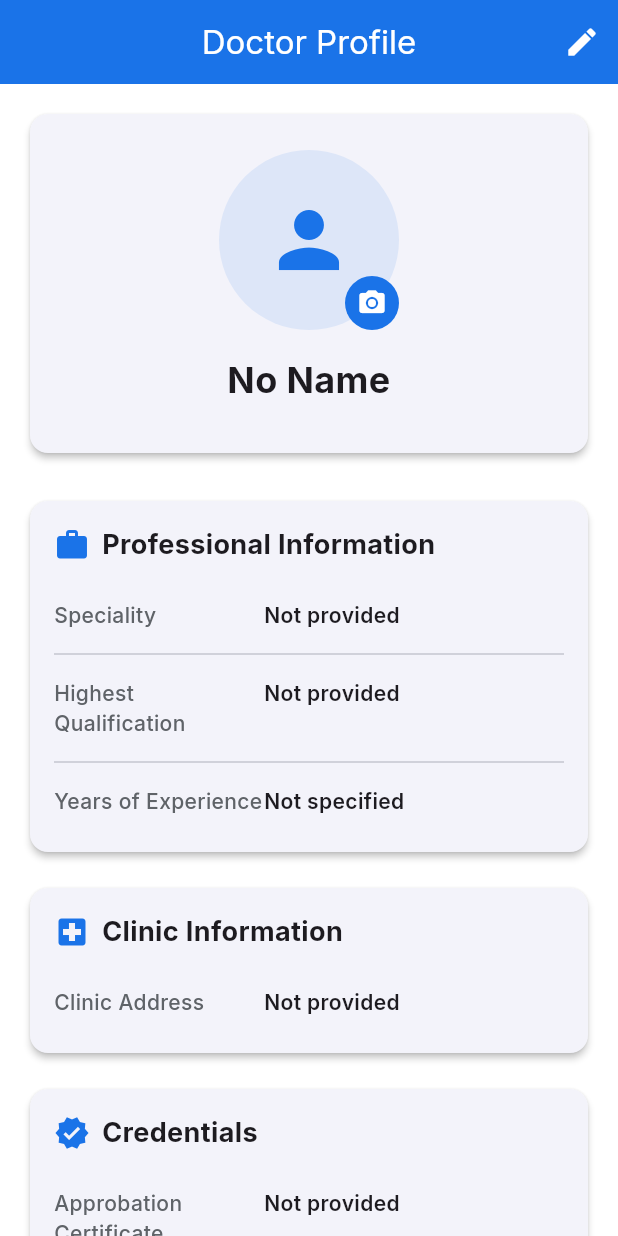
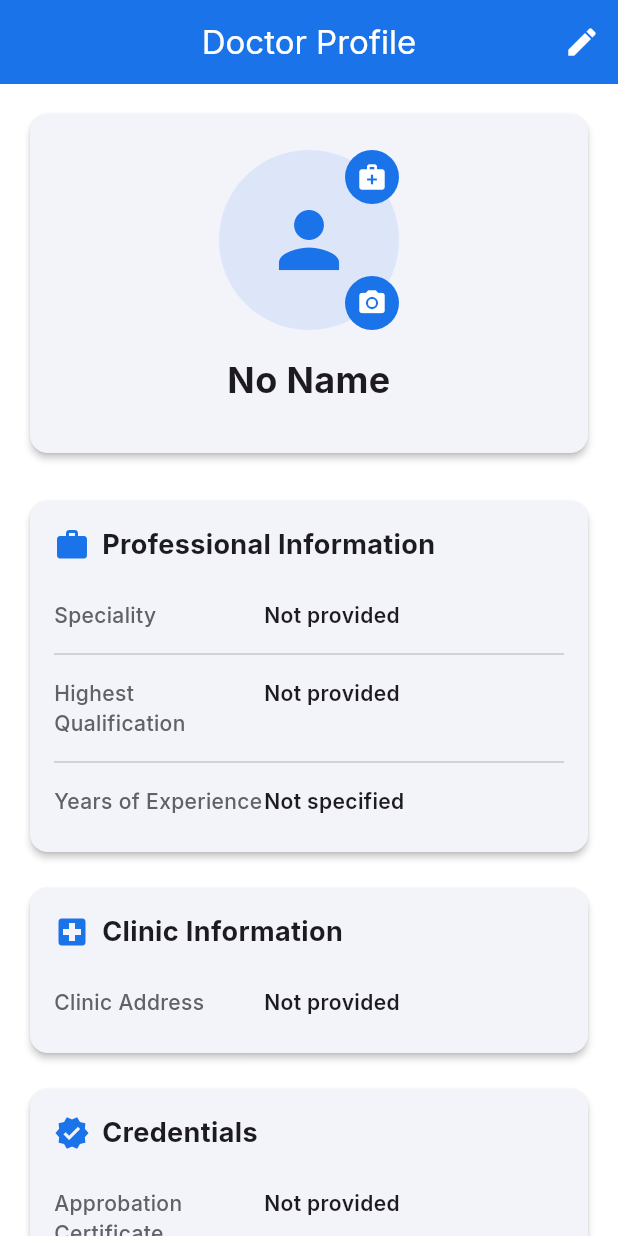
Before and after one commit to Kingmaker-RK/Medicus1, a Flutter app: the DoctorProfileScreen screen opened by its route, on a phone screen of 412 x 824 dp. Run offline on Flutter 3.47's test engine with Material 3 defaults, Android fonts, the phone set to English and light mode, and no system bars; our stand-ins replace dio, firebase_auth, firebase_core, flutter_tts, go_router, google_fonts and 8 more; missing offline and left inert: deepl_dart; accounts and stored records are empty.

Commit message:
feat: Add role icon to profile screens

```diff
--- a/lib/screens/doctor_profile_screen.dart
+++ b/lib/screens/doctor_profile_screen.dart
@@ -145,6 +145,22 @@ class DoctorProfileScreen extends StatelessWidget {
                           size: 20,
                           color: Colors.white,
                         ),
+                      ),
+                    ),
+                  ),
+                  Positioned(
+                    top: 0,
+                    right: 0,
+                    child: Container(
+                      padding: const EdgeInsets.all(8),
+                      decoration: const BoxDecoration(
+                        color: AppColors.primary,
+                        shape: BoxShape.circle,
+                      ),
+                      child: const Icon(
+                        Icons.medical_services,
+                        size: 20,
+                        color: Colors.white,
                       ),
                     ),
                   ),
```
Also changed, not shown: lib/screens/patient_profile_screen.dart (+16 -0 lines).
